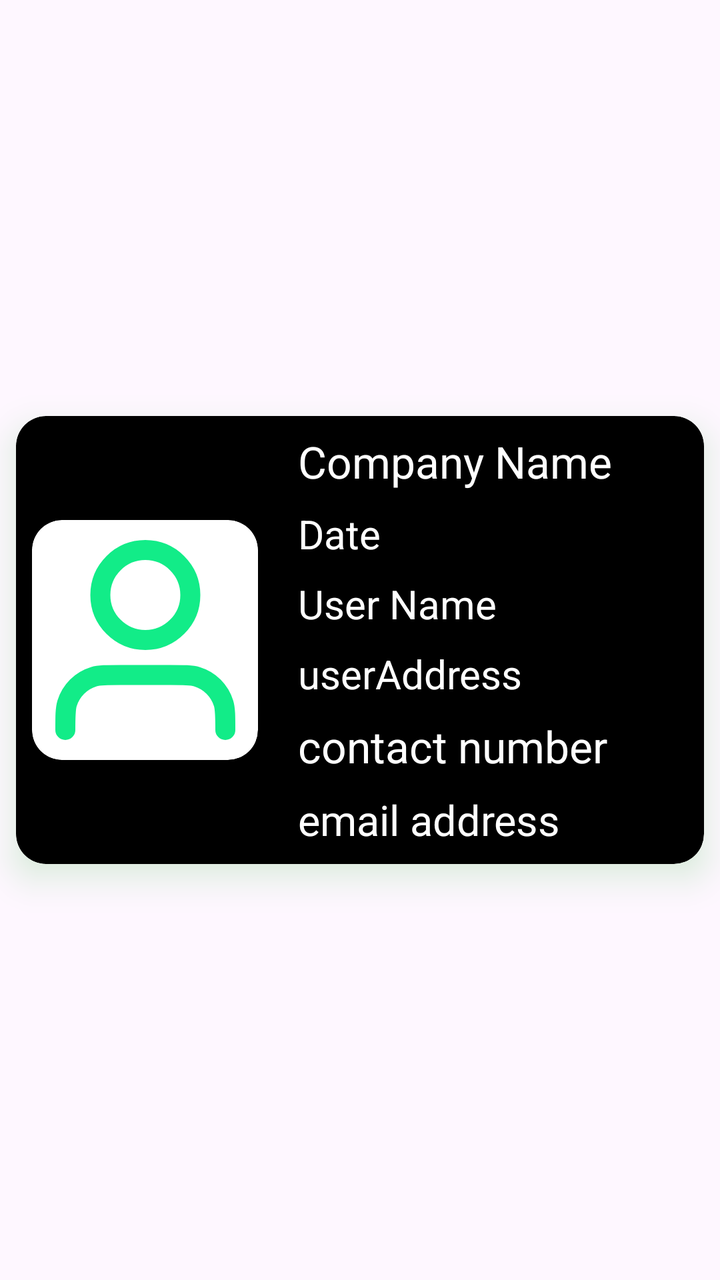
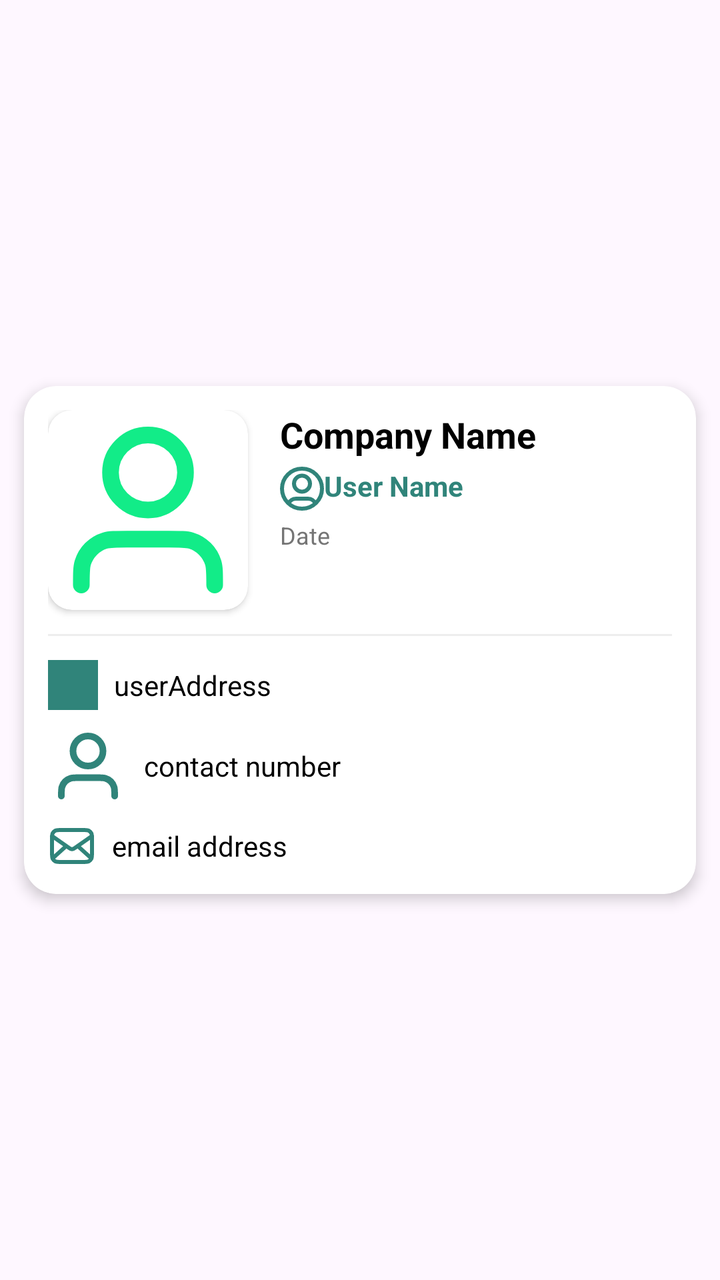

Screens rendered from an Android XML layout before and after an edit, with the pre-edit source and the edit as a unified diff.
<!-- AndroidManifest.xml: application theme Theme.PartnerJi -->
<!-- res/layout/acceptedorderitem.xml -->
<?xml version="1.0" encoding="utf-8"?>
<androidx.constraintlayout.widget.ConstraintLayout xmlns:android="http://schemas.android.com/apk/res/android"
    android:layout_width="match_parent"
    xmlns:app="http://schemas.android.com/apk/res-auto"
    android:layout_height="wrap_content">
    <androidx.cardview.widget.CardView
        android:id="@+id/cardView8"
        android:layout_width="0dp"
        android:layout_height="wrap_content"
        android:layout_marginStart="8dp"
        android:layout_marginTop="8dp"
        android:layout_marginEnd="8dp"
        android:layout_marginBottom="8dp"
        android:background="@color/white"
        android:elevation="3dp"
        android:outlineSpotShadowColor="#39BA3F"
        app:cardBackgroundColor="@color/black"
        app:cardCornerRadius="15dp"
        app:cardElevation="10dp"
        app:layout_constraintBottom_toBottomOf="parent"
        app:layout_constraintEnd_toEndOf="parent"
        app:layout_constraintStart_toStartOf="parent"
        app:layout_constraintTop_toTopOf="parent">

        <androidx.constraintlayout.widget.ConstraintLayout
            android:layout_width="match_parent"
            android:layout_height="match_parent">

            <TextView
                android:id="@+id/companynames"
                android:layout_width="wrap_content"
                android:layout_height="wrap_content"
                android:layout_marginStart="20dp"
                android:layout_marginTop="8dp"
                android:text="Company Name"
                android:textColor="@color/white"
                android:textSize="22sp"
                app:layout_constraintStart_toEndOf="@+id/cardView7"
                app:layout_constraintTop_toTopOf="parent">

            </TextView>

            <TextView
                android:id="@+id/emailforuser"
                android:layout_width="wrap_content"
                android:layout_height="wrap_content"
                android:layout_marginTop="8dp"
                android:layout_marginBottom="8dp"
                android:text="email address"
                android:textColor="@color/white"


                android:textSize="21sp"
                app:layout_constraintBottom_toBottomOf="parent"
                app:layout_constraintStart_toStartOf="@+id/contactnumber"
                app:layout_constraintTop_toBottomOf="@+id/contactnumber" />

            <TextView
                android:id="@+id/contactnumber"
                android:layout_width="wrap_content"
                android:layout_height="wrap_content"
                android:layout_marginTop="8dp"
                android:text="contact number"
                android:textColor="@color/white"
                android:textSize="22sp"
                app:layout_constraintStart_toStartOf="@+id/useraddress"
                app:layout_constraintTop_toBottomOf="@+id/useraddress" />

            <TextView
                android:id="@+id/useraddress"
                android:layout_width="wrap_content"
                android:layout_height="wrap_content"
                android:layout_marginTop="8dp"
                android:inputType="text|textMultiLine"
                android:text="userAddress"
                android:textColor="@color/white"
                android:textSize="20sp"
                app:layout_constraintStart_toStartOf="@+id/username"
                app:layout_constraintTop_toBottomOf="@+id/username" />

            <TextView
                android:id="@+id/username"
                android:layout_width="wrap_content"
                android:layout_height="wrap_content"
                android:layout_marginTop="8dp"
                android:text="User Name"
                android:textColor="@color/white"
                android:textSize="20sp"
                app:layout_constraintStart_toStartOf="@+id/date"
                app:layout_constraintTop_toBottomOf="@+id/date" />

            <androidx.cardview.widget.CardView
                android:id="@+id/cardView7"
                android:layout_width="113dp"
                android:layout_height="120dp"
                android:layout_marginStart="8dp"
                android:layout_marginTop="8dp"
                android:layout_marginBottom="8dp"
                app:cardCornerRadius="15dp"
                app:layout_constraintBottom_toBottomOf="parent"
                app:layout_constraintStart_toStartOf="parent"
                app:layout_constraintTop_toTopOf="parent"
                app:layout_constraintVertical_bias="0.5">

                <ImageView
                    android:id="@+id/foodImageView"
                    android:layout_width="match_parent"
                    android:layout_height="match_parent"
                    android:scaleType="centerCrop"
                    android:src="@drawable/user_01">

                </ImageView>
            </androidx.cardview.widget.CardView>

            <TextView
                android:id="@+id/date"
                android:layout_width="wrap_content"
                android:layout_height="wrap_content"
                android:layout_marginTop="8dp"
                android:text="Date"
                android:textColor="@color/white"
                android:textSize="20sp"
                app:layout_constraintStart_toStartOf="@+id/companynames"
                app:layout_constraintTop_toBottomOf="@+id/companynames" />
        </androidx.constraintlayout.widget.ConstraintLayout>
    </androidx.cardview.widget.CardView>

</androidx.constraintlayout.widget.ConstraintLayout>
<!-- resources referenced by this layout -->
<resources>
  <color name="black">#FF000000</color>
  <color name="white">#FFFFFFFF</color>
  <!-- drawable user_01 (drawable) -->
  <vector xmlns:android="http://schemas.android.com/apk/res/android"
      android:width="40dp"
      android:height="40dp"
      android:viewportWidth="24"
      android:viewportHeight="24">
    <path
        android:pathData="M20,21C20,19.604 20,18.907 19.828,18.339C19.44,17.06 18.44,16.06 17.161,15.672C16.593,15.5 15.896,15.5 14.5,15.5H9.5C8.104,15.5 7.407,15.5 6.839,15.672C5.56,16.06 4.56,17.06 4.172,18.339C4,18.907 4,19.604 4,21M16.5,7.5C16.5,9.985 14.485,12 12,12C9.515,12 7.5,9.985 7.5,7.5C7.5,5.015 9.515,3 12,3C14.485,3 16.5,5.015 16.5,7.5Z"
        android:strokeLineJoin="round"
        android:strokeWidth="2"
        android:fillColor="#00000000"
        android:strokeColor="#12EC88"
        android:strokeLineCap="round"/>
  </vector>
  <style name="Theme.PartnerJi" parent="Base.Theme.PartnerJi" />
  <style name="Base.Theme.PartnerJi" parent="Theme.Material3.DayNight.NoActionBar">
          
          
      </style>
</resources>

<!-- the commit's change to res/layout/acceptedorderitem.xml (unified diff, before → after) -->
@@ -1,22 +1,19 @@
 <?xml version="1.0" encoding="utf-8"?>
 <androidx.constraintlayout.widget.ConstraintLayout xmlns:android="http://schemas.android.com/apk/res/android"
+    xmlns:app="http://schemas.android.com/apk/res-auto"
+    xmlns:tools="http://schemas.android.com/tools"
     android:layout_width="match_parent"
-    xmlns:app="http://schemas.android.com/apk/res-auto"
-    android:layout_height="wrap_content">
+    android:layout_height="wrap_content"
+    android:padding="4dp">
+
     <androidx.cardview.widget.CardView
         android:id="@+id/cardView8"
-        android:layout_width="0dp"
+        android:layout_width="match_parent"
         android:layout_height="wrap_content"
-        android:layout_marginStart="8dp"
-        android:layout_marginTop="8dp"
-        android:layout_marginEnd="8dp"
-        android:layout_marginBottom="8dp"
-        android:background="@color/white"
-        android:elevation="3dp"
-        android:outlineSpotShadowColor="#39BA3F"
-        app:cardBackgroundColor="@color/black"
-        app:cardCornerRadius="15dp"
-        app:cardElevation="10dp"
+        android:layout_margin="8dp"
+        app:cardBackgroundColor="@color/white"
+        app:cardCornerRadius="16dp"
+        app:cardElevation="4dp"
         app:layout_constraintBottom_toBottomOf="parent"
         app:layout_constraintEnd_toEndOf="parent"
         app:layout_constraintStart_toStartOf="parent"
@@ -24,105 +21,120 @@
 
         <androidx.constraintlayout.widget.ConstraintLayout
             android:layout_width="match_parent"
-            android:layout_height="match_parent">
+            android:layout_height="wrap_content"
+            android:padding="12dp">
+
+            <androidx.cardview.widget.CardView
+                android:id="@+id/cardView7"
+                android:layout_width="100dp"
+                android:layout_height="100dp"
+                app:cardCornerRadius="12dp"
+                app:layout_constraintStart_toStartOf="parent"
+                app:layout_constraintTop_toTopOf="parent">
+
+                <ImageView
+                    android:id="@+id/foodImageView"
+                    android:layout_width="match_parent"
+                    android:layout_height="match_parent"
+                    android:scaleType="centerCrop"
+                    android:src="@drawable/user_01" />
+            </androidx.cardview.widget.CardView>
 
             <TextView
                 android:id="@+id/companynames"
+                android:layout_width="0dp"
+                android:layout_height="wrap_content"
+                android:layout_marginStart="16dp"
+                android:text="Company Name"
+                android:textColor="@color/black"
+                android:textSize="18sp"
+                android:textStyle="bold"
+                app:layout_constraintEnd_toEndOf="parent"
+                app:layout_constraintStart_toEndOf="@+id/cardView7"
+                app:layout_constraintTop_toTopOf="@+id/cardView7" />
+
+            <TextView
+                android:id="@+id/username"
+                android:layout_width="0dp"
+                android:layout_height="wrap_content"
+                android:layout_marginTop="4dp"
+                android:text="User Name"
+                android:textColor="@color/primary"
+                android:textSize="14sp"
+                android:textStyle="bold"
+                app:drawableStartCompat="@drawable/icon__4_"
+                app:drawableTint="@color/primary"
+                app:layout_constraintEnd_toEndOf="parent"
+                app:layout_constraintStart_toStartOf="@+id/companynames"
+                app:layout_constraintTop_toBottomOf="@+id/companynames" />
+
+            <TextView
+                android:id="@+id/date"
                 android:layout_width="wrap_content"
                 android:layout_height="wrap_content"
-                android:layout_marginStart="20dp"
+                android:layout_marginTop="4dp"
+                android:text="Date"
+                android:textColor="@color/text_hint"
+                android:textSize="12sp"
+                app:layout_constraintStart_toStartOf="@+id/username"
+                app:layout_constraintTop_toBottomOf="@+id/username" />
+
+            <View
+                android:id="@+id/divider"
+                android:layout_width="0dp"
+                android:layout_height="1dp"
+                android:layout_marginTop="12dp"
+                android:background="#EEEEEE"
+                app:layout_constraintEnd_toEndOf="parent"
+                app:layout_constraintStart_toStartOf="parent"
+                app:layout_constraintTop_toBottomOf="@+id/cardView7" />
+
+            <TextView
+                android:id="@+id/useraddress"
+                android:layout_width="0dp"
+                android:layout_height="wrap_content"
+                android:layout_marginTop="12dp"
+                android:drawablePadding="8dp"
+                android:gravity="center_vertical"
+                android:text="userAddress"
+                android:textColor="@color/black"
+                android:textSize="14sp"
+                app:drawableStartCompat="@drawable/_97037154_49e73213_5a83_4d59_a536_bc2e71a0e3d3"
+                app:drawableTint="@color/primary"
+                app:layout_constraintEnd_toEndOf="parent"
+                app:layout_constraintStart_toStartOf="parent"
+                app:layout_constraintTop_toBottomOf="@+id/divider" />
+
+            <TextView
+                android:id="@+id/contactnumber"
+                android:layout_width="wrap_content"
+                android:layout_height="wrap_content"
                 android:layout_marginTop="8dp"
-                android:text="Company Name"
-                android:textColor="@color/white"
-                android:textSize="22sp"
-                app:layout_constraintStart_toEndOf="@+id/cardView7"
-                app:layout_constraintTop_toTopOf="parent">
-
-            </TextView>
+                android:drawablePadding="8dp"
+                android:gravity="center_vertical"
+                android:text="contact number"
+                android:textColor="@color/black"
+                android:textSize="14sp"
+                app:drawableStartCompat="@drawable/user_01"
+                app:drawableTint="@color/primary"
+                app:layout_constraintStart_toStartOf="parent"
+                app:layout_constraintTop_toBottomOf="@+id/useraddress" />
 
             <TextView
                 android:id="@+id/emailforuser"
                 android:layout_width="wrap_content"
                 android:layout_height="wrap_content"
                 android:layout_marginTop="8dp"
-                android:layout_marginBottom="8dp"
+                android:drawablePadding="8dp"
+                android:gravity="center_vertical"
                 android:text="email address"
-                android:textColor="@color/white"
-
-
-                android:textSize="21sp"
-                app:layout_constraintBottom_toBottomOf="parent"
-                app:layout_constraintStart_toStartOf="@+id/contactnumber"
+                android:textColor="@color/black"
+                android:textSize="14sp"
+                app:drawableStartCompat="@drawable/mail_02"
+                app:drawableTint="@color/primary"
+                app:layout_constraintStart_toStartOf="parent"
                 app:layout_constraintTop_toBottomOf="@+id/contactnumber" />
 
-            <TextView
-                android:id="@+id/contactnumber"
-                android:layout_width="wrap_content"
-                android:layout_height="wrap_content"
-                android:layout_marginTop="8dp"
-                android:text="contact number"
-                android:textColor="@color/white"
-                android:textSize="22sp"
-                app:layout_constraintStart_toStartOf="@+id/useraddress"
-                app:layout_constraintTop_toBottomOf="@+id/useraddress" />
-
-            <TextView
-                android:id="@+id/useraddress"
-                android:layout_width="wrap_content"
-                android:layout_height="wrap_content"
-                android:layout_marginTop="8dp"
-                android:inputType="text|textMultiLine"
-                android:text="userAddress"
-                android:textColor="@color/white"
-                android:textSize="20sp"
-                app:layout_constraintStart_toStartOf="@+id/username"
-                app:layout_constraintTop_toBottomOf="@+id/username" />
-
-            <TextView
-                android:id="@+id/username"
-                android:layout_width="wrap_content"
-                android:layout_height="wrap_content"
-                android:layout_marginTop="8dp"
-                android:text="User Name"
-                android:textColor="@color/white"
-                android:textSize="20sp"
-                app:layout_constraintStart_toStartOf="@+id/date"
-                app:layout_constraintTop_toBottomOf="@+id/date" />
-
-            <androidx.cardview.widget.CardView
-                android:id="@+id/cardView7"
-                android:layout_width="113dp"
-                android:layout_height="120dp"
-                android:layout_marginStart="8dp"
-                android:layout_marginTop="8dp"
-                android:layout_marginBottom="8dp"
-                app:cardCornerRadius="15dp"
-                app:layout_constraintBottom_toBottomOf="parent"
-                app:layout_constraintStart_toStartOf="parent"
-                app:layout_constraintTop_toTopOf="parent"
-                app:layout_constraintVertical_bias="0.5">
-
-                <ImageView
-                    android:id="@+id/foodImageView"
-                    android:layout_width="match_parent"
-                    android:layout_height="match_parent"
-                    android:scaleType="centerCrop"
-                    android:src="@drawable/user_01">
-
-                </ImageView>
-            </androidx.cardview.widget.CardView>
-
-            <TextView
-                android:id="@+id/date"
-                android:layout_width="wrap_content"
-                android:layout_height="wrap_content"
-                android:layout_marginTop="8dp"
-                android:text="Date"
-                android:textColor="@color/white"
-                android:textSize="20sp"
-                app:layout_constraintStart_toStartOf="@+id/companynames"
-                app:layout_constraintTop_toBottomOf="@+id/companynames" />
         </androidx.constraintlayout.widget.ConstraintLayout>
     </androidx.cardview.widget.CardView>
-
 </androidx.constraintlayout.widget.ConstraintLayout>
<!-- resource entries referenced after the edit -->
@@ -1,7 +1,38 @@
 <!-- resources referenced by this layout -->
 <resources>
   <color name="black">#FF000000</color>
+  <color name="primary">#30847A</color>
+  <color name="text_hint">#757575</color>
   <color name="white">#FFFFFFFF</color>
+  <!-- drawable _97037154_49e73213_5a83_4d59_a536_bc2e71a0e3d3: vector/xml drawable (drawable, 2081 chars, omitted) -->
+  <!-- drawable icon__4_ (drawable) -->
+  <vector xmlns:android="http://schemas.android.com/apk/res/android"
+      android:width="22dp"
+      android:height="22dp"
+      android:viewportWidth="22"
+      android:viewportHeight="22">
+    <path
+        android:pathData="M4.316,18.438C4.925,17.005 6.345,16 8,16H14C15.655,16 17.075,17.005 17.684,18.438M15,8.5C15,10.709 13.209,12.5 11,12.5C8.791,12.5 7,10.709 7,8.5C7,6.291 8.791,4.5 11,4.5C13.209,4.5 15,6.291 15,8.5ZM21,11C21,16.523 16.523,21 11,21C5.477,21 1,16.523 1,11C1,5.477 5.477,1 11,1C16.523,1 21,5.477 21,11Z"
+        android:strokeLineJoin="round"
+        android:strokeWidth="2"
+        android:fillColor="#00000000"
+        android:strokeColor="#53E88B"
+        android:strokeLineCap="round"/>
+  </vector>
+  <!-- drawable mail_02 (drawable) -->
+  <vector xmlns:android="http://schemas.android.com/apk/res/android"
+      android:width="24dp"
+      android:height="24dp"
+      android:viewportWidth="24"
+      android:viewportHeight="24">
+    <path
+        android:pathData="M21.5,18L14.857,12M9.143,12L2.5,18M2,7L10.165,12.715C10.826,13.178 11.157,13.41 11.516,13.499C11.834,13.578 12.166,13.578 12.484,13.499C12.843,13.41 13.174,13.178 13.835,12.715L22,7M6.8,20H17.2C18.88,20 19.72,20 20.362,19.673C20.927,19.385 21.385,18.927 21.673,18.362C22,17.72 22,16.88 22,15.2V8.8C22,7.12 22,6.28 21.673,5.638C21.385,5.074 20.927,4.615 20.362,4.327C19.72,4 18.88,4 17.2,4H6.8C5.12,4 4.28,4 3.638,4.327C3.074,4.615 2.615,5.074 2.327,5.638C2,6.28 2,7.12 2,8.8V15.2C2,16.88 2,17.72 2.327,18.362C2.615,18.927 3.074,19.385 3.638,19.673C4.28,20 5.12,20 6.8,20Z"
+        android:strokeLineJoin="round"
+        android:strokeWidth="2"
+        android:fillColor="#00000000"
+        android:strokeColor="#000000"
+        android:strokeLineCap="round"/>
+  </vector>
   <!-- drawable user_01 (drawable) -->
   <vector xmlns:android="http://schemas.android.com/apk/res/android"
       android:width="40dp"
